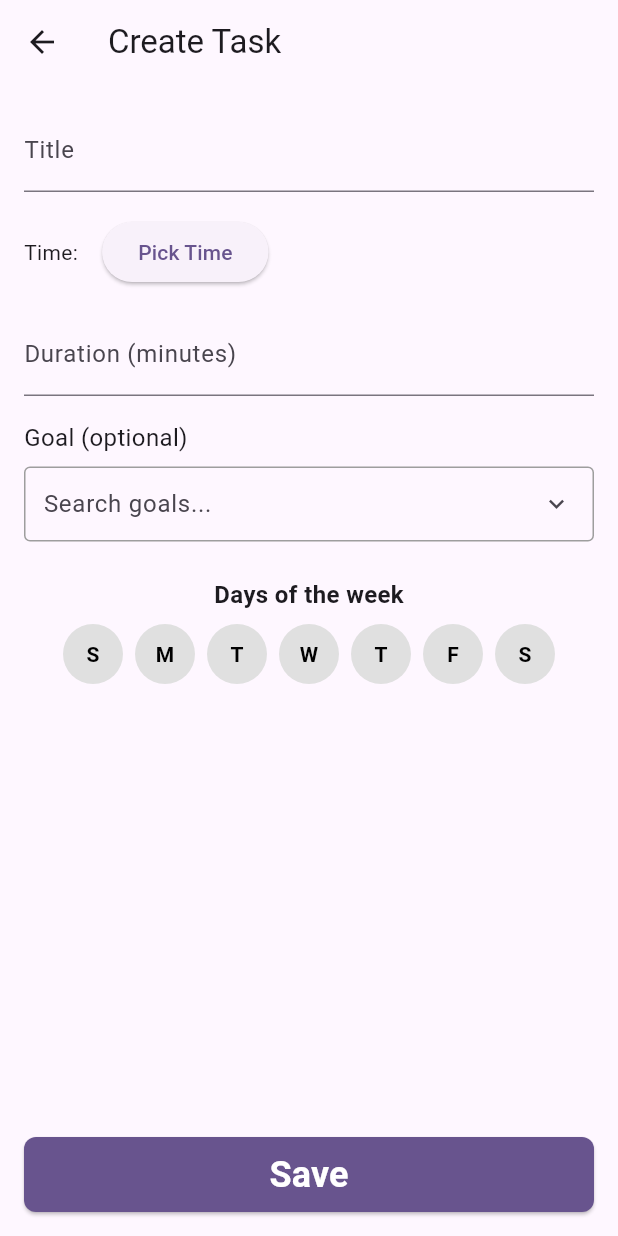
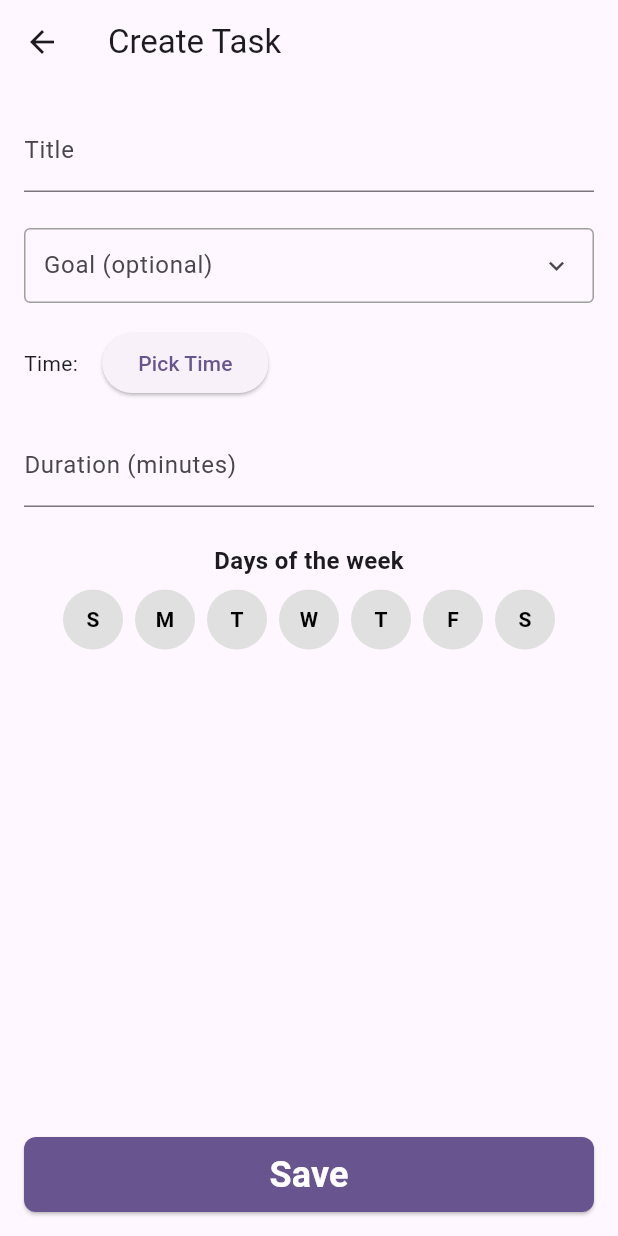
Before and after one commit to MatthewLacerda2/GoalGetter, a Flutter app: the CreateTaskScreen screen opened directly, on a phone screen of 412 x 824 dp. Run offline on Flutter 3.47's test engine with Material 3 defaults, Android fonts, the phone set to English and light mode, and no system bars; our stand-ins replace shared_preferences; accounts and stored records are empty.

Commit message:
task screens widget order changes. goal searcher widget shortened

```diff
--- a/frontend/lib/screens/agenda/create_task_screen.dart
+++ b/frontend/lib/screens/agenda/create_task_screen.dart
@@ -79,6 +79,16 @@ class _CreateTaskScreenState extends State<CreateTaskScreen> {
               decoration: const InputDecoration(labelText: 'Title'),
             ),
             const SizedBox(height: 16),
+            // Goal Selection
+            GoalSearcher(
+              selectedGoalId: _selectedGoalId,
+              onGoalSelected: (goal) {
+                setState(() {
+                  _selectedGoalId = goal?.id;
+                });
+              },
+            ),
+            const SizedBox(height: 16),
             // Time Picker
             Row(
               children: [
@@ -100,16 +110,6 @@ class _CreateTaskScreenState extends State<CreateTaskScreen> {
               controller: _durationController,
               decoration: const InputDecoration(labelText: 'Duration (minutes)'),
               keyboardType: TextInputType.number,
-            ),
-            const SizedBox(height: 16),
-            // Goal Selection
-            GoalSearcher(
-              selectedGoalId: _selectedGoalId,
-              onGoalSelected: (goal) {
-                setState(() {
-                  _selectedGoalId = goal?.id;
-                });
-              },
             ),
             const SizedBox(height: 24),
             const Text(
--- a/frontend/lib/widgets/screens/goals/goal_searcher.dart
+++ b/frontend/lib/widgets/screens/goals/goal_searcher.dart
@@ -5,13 +5,11 @@ import '../../../utils/goal_storage.dart';
 class GoalSearcher extends StatefulWidget {
   final String? selectedGoalId;
   final Function(Goal? goal) onGoalSelected;
-  final String label;
 
   const GoalSearcher({
     super.key,
     this.selectedGoalId,
     required this.onGoalSelected,
-    this.label = 'Goal (optional)',
   });
 
   @override
@@ -97,7 +95,6 @@ class _GoalSearcherState extends State<GoalSearcher> {
     return Column(
       crossAxisAlignment: CrossAxisAlignment.start,
       children: [
-        Text(widget.label, style: const TextStyle(fontSize: 16)),
         const SizedBox(height: 8),
         Container(
           decoration: BoxDecoration(
@@ -110,7 +107,7 @@ class _GoalSearcherState extends State<GoalSearcher> {
               TextField(
                 controller: _goalSearchController,
                 decoration: InputDecoration(
-                  hintText: 'Search goals...',
+                  hintText: 'Goal (optional)',
                   border: InputBorder.none,
                   contentPadding: const EdgeInsets.symmetric(horizontal: 12, vertical: 12),
                   suffixIcon: Row(
```
Also changed, not shown: frontend/lib/screens/agenda/edit_task_screen.dart (+10 -10 lines).
